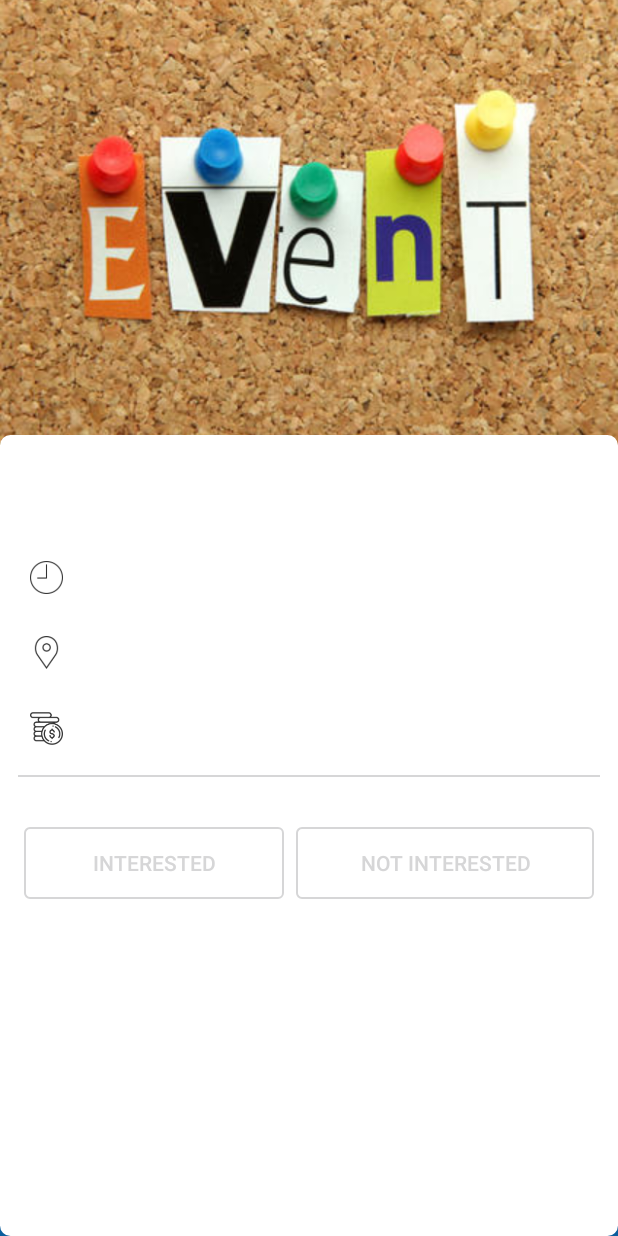
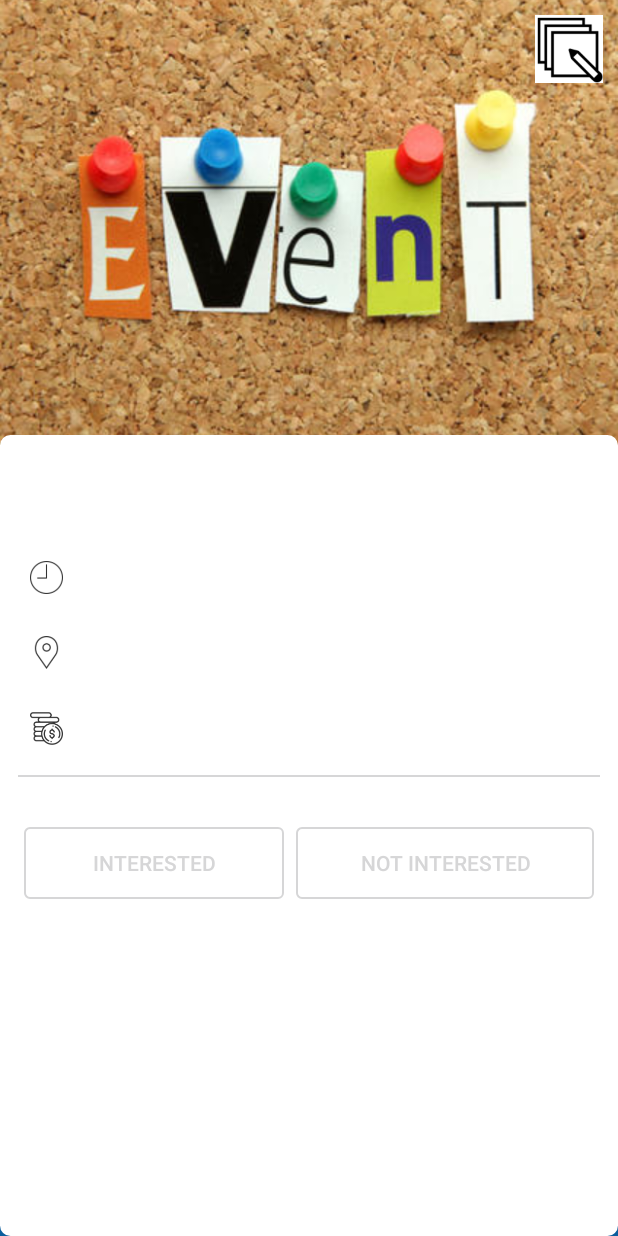
Before and after one commit to matwes/Sportify, an Android app: the EventDetailsActivity screen opened directly, with no data from a screen before it, on a phone screen of 412 x 824 dp. Run offline under Robolectric (Android 15) with nearby library versions, the phone set to English and light mode, and no system bars; our stand-ins replace ButterKnife, Picasso; pictures from the network do not load.

Commit message:
event edition

```diff
--- a/app/src/main/java/matwes/zpi/domain/Event.java
+++ b/app/src/main/java/matwes/zpi/domain/Event.java
@@ -6,6 +6,7 @@ import com.google.gson.Gson;
 import com.google.gson.GsonBuilder;
 import com.google.gson.reflect.TypeToken;
 
+import java.io.Serializable;
 import java.text.DateFormat;
 import java.text.ParseException;
 import java.text.SimpleDateFormat;
@@ -16,7 +17,7 @@ import java.util.Locale;
 /**
  * Created by Mateusz Wesołowski
  */
-public class Event implements Comparable {
+public class Event implements Comparable, Serializable {
     private String _id;
     private String id;
     private String name;
--- a/app/src/main/java/matwes/zpi/domain/Location.java
+++ b/app/src/main/java/matwes/zpi/domain/Location.java
@@ -1,9 +1,11 @@
 package matwes.zpi.domain;
+
+import java.io.Serializable;
 
 /**
  * Created by Mateusz Wesołowski
  */
-public class Location {
+public class Location implements Serializable {
     private double latitude;
     private double longitude;
 
--- a/app/src/main/java/matwes/zpi/domain/Place.java
+++ b/app/src/main/java/matwes/zpi/domain/Place.java
@@ -1,9 +1,11 @@
 package matwes.zpi.domain;
+
+import java.io.Serializable;
 
 /**
  * Created by Mateusz Wesołowski
  */
-public class Place {
+public class Place implements Serializable {
     private String name;
     private String postalCode;
     private String address;
--- a/app/src/main/java/matwes/zpi/domain/Price.java
+++ b/app/src/main/java/matwes/zpi/domain/Price.java
@@ -1,9 +1,11 @@
 package matwes.zpi.domain;
+
+import java.io.Serializable;
 
 /**
  * Created by Mateusz Wesołowski
  */
-public class Price {
+public class Price implements Serializable {
     private String currency;
     private double min;
     private double max;
--- a/app/src/main/java/matwes/zpi/eventDetails/EventDetailsActivity.java
+++ b/app/src/main/java/matwes/zpi/eventDetails/EventDetailsActivity.java
@@ -24,6 +24,8 @@ import com.google.android.gms.maps.model.LatLng;
 import com.google.android.gms.maps.model.MarkerOptions;
 import com.squareup.picasso.Picasso;
 
+import butterknife.ButterKnife;
+import butterknife.OnClick;
 import matwes.zpi.Common;
 import matwes.zpi.R;
 import matwes.zpi.api.ApiInterface;
@@ -33,6 +35,7 @@ import matwes.zpi.domain.Location;
 import matwes.zpi.domain.Place;
 import matwes.zpi.domain.Price;
 import matwes.zpi.domain.SuccessResponse;
+import matwes.zpi.events.AddEventActivity;
 import matwes.zpi.utils.CustomDialog;
 import retrofit2.Call;
 import retrofit2.Callback;
@@ -50,6 +53,7 @@ public class EventDetailsActivity extends AppCompatActivity {
     protected void onCreate(Bundle savedInstanceState) {
         super.onCreate(savedInstanceState);
         setContentView(R.layout.activity_event_details);
+        ButterKnife.bind(this);
 
         api = RestService.getApiInstance();
 
@@ -113,6 +117,13 @@ public class EventDetailsActivity extends AppCompatActivity {
                 updateInterestedNote(eMembers);
             }
         });
+    }
+
+    @OnClick(R.id.editButton)
+    public void editEvent() {
+        Intent intent = new Intent(this, AddEventActivity.class);
+        intent.putExtra("event", event);
+        startActivity(intent);
     }
 
     private void handleResponse(Call<SuccessResponse> call) {
--- a/app/src/main/res/layout/activity_event_details.xml
+++ b/app/src/main/res/layout/activity_event_details.xml
@@ -1,6 +1,7 @@
 <?xml version="1.0" encoding="utf-8"?>
 <LinearLayout xmlns:android="http://schemas.android.com/apk/res/android"
     xmlns:tools="http://schemas.android.com/tools"
+    xmlns:app="http://schemas.android.com/apk/res-auto"
     android:id="@+id/eventDetailView"
     android:layout_width="match_parent"
     android:layout_height="match_parent"
@@ -8,10 +9,11 @@
     android:orientation="vertical"
     tools:context="matwes.zpi.eventDetails.EventDetailsActivity">
 
+
     <RelativeLayout
         android:layout_width="match_parent"
-        android:layout_height="match_parent"
-        android:orientation="horizontal">
+        android:layout_height="match_parent">
+
 
         <ImageView
             android:id="@+id/eventImage"
@@ -19,6 +21,18 @@
             android:layout_height="300dp"
             android:scaleType="centerCrop"
             android:src="@drawable/event_placeholder" />
+
+        <ImageView
+            android:layout_marginRight="10dp"
+            android:layout_marginTop="10dp"
+            android:layout_alignParentRight="true"
+            android:id="@+id/editButton"
+            android:layout_width="45dp"
+            android:layout_height="45dp"
+            android:src="@drawable/edit_icon"
+            android:scaleType="centerCrop"
+            android:background="@color/white"
+            />
 
         <ScrollView
             android:layout_width="match_parent"
--- a/app/src/main/res/values/strings.xml
+++ b/app/src/main/res/values/strings.xml
@@ -139,4 +139,5 @@
     <string name="people_interested">Interested people:</string>
     <string name="wrongLoginPass">Incorrect login or password</string>
 
+
 </resources>
```
Also changed, not shown: app/src/main/java/matwes/zpi/events/AddEventActivity.java (+25 -7 lines), app/src/main/res/drawable/edit_icon.png (added).
